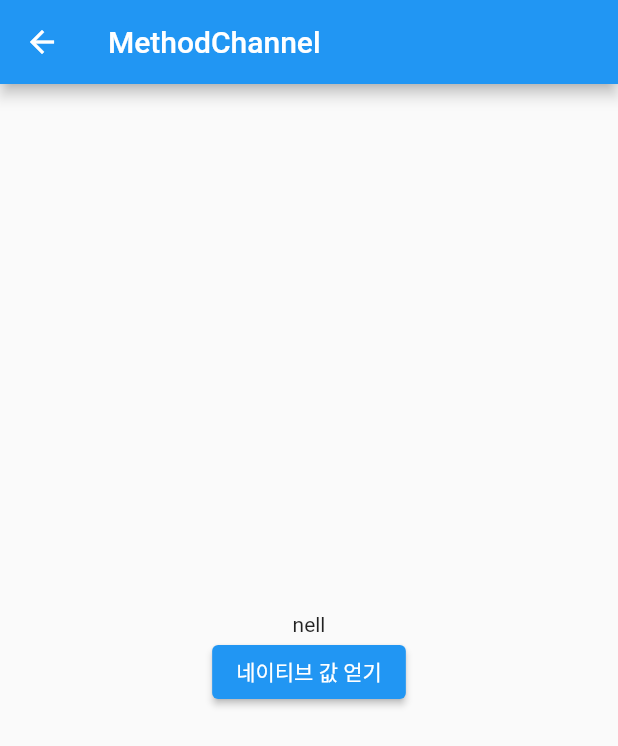
After one commit to junho1124/flutter_app_middle, a Flutter app: the screen it shows after launch, after a tap on "MethodChannel", on a phone screen of 412 x 824 dp. The commit adds this screen. Shown: the top 746 px of the screen. Run offline on Flutter 3.47's test engine with Material 2 defaults, Android fonts, the phone set to English and light mode, and no system bars.

Commit message:
MethodChannel 을 이용한 네이티브코드 연동 - flutter

```diff
--- a/lib/main.dart
+++ b/lib/main.dart
@@ -1,5 +1,6 @@
 import 'package:flutter/material.dart';
 import 'package:flutter_app_middle/src/MyFormValidation.dart';
+import 'package:flutter_app_middle/src/MyMethodChannel.dart';
 import 'package:flutter_app_middle/src/MyOrientation.dart';
 import 'package:flutter_app_middle/src/MySnackBar.dart';
 import 'package:flutter_app_middle/src/MySwipeToDismissState.dart';
@@ -95,7 +96,14 @@ class _HomeState extends State<Home> {
             Navigator.push(context,
                 MaterialPageRoute(builder: (context) => MtSwipeToDismiss()));
           },
-        )
+        ),
+        ListTile(
+          title: Text('MethodChannel'),
+          onTap: () {
+            Navigator.push(context,
+                MaterialPageRoute(builder: (context) => MyMethodChannel()));
+          },
+        ),
       ],
     );
   }
--- /dev/null
+++ b/lib/src/MyMethodChannel.dart
@@ -0,0 +1,48 @@
+import 'package:flutter/material.dart';
+import 'package:flutter/services.dart';
+
+class MyMethodChannel extends StatefulWidget {
+  @override
+  _MyMethodChannelState createState() => _MyMethodChannelState();
+}
+
+class _MyMethodChannelState extends State<MyMethodChannel> {
+  static const platform = const MethodChannel('example.com/value'); // platform을 사용하여 네이티브코드(IOS, Android) 와 통신을 할 수 있다.
+
+  String _value = 'nell';
+
+  Future<void> _getNativeValue() async {
+    String value;
+    try {
+      value = await platform.invokeMethod("getValue"); //안드로이드나 ios쪽에 getValue 라는 메서드를 실행시킬 것이다.
+    } on PlatformException catch (e) {
+      value = '네이티브 코드 실행에러 : ${e.message}';
+    }
+
+    setState(() {
+      _value = value;
+    });
+  }
+
+  @override
+  Widget build(BuildContext context) {
+    return Scaffold(
+      appBar: AppBar(
+        title: Text('MethodChannel'),
+      ),
+      body: Center(
+        child: Column(
+          mainAxisAlignment: MainAxisAlignment.center,
+          children: [
+            Text('$_value'),
+            ElevatedButton(
+                onPressed: _getNativeValue,
+                child: Text('네이티브 값 얻기')
+
+            )
+          ],
+        ),
+      ),
+    );
+  }
+}
```
